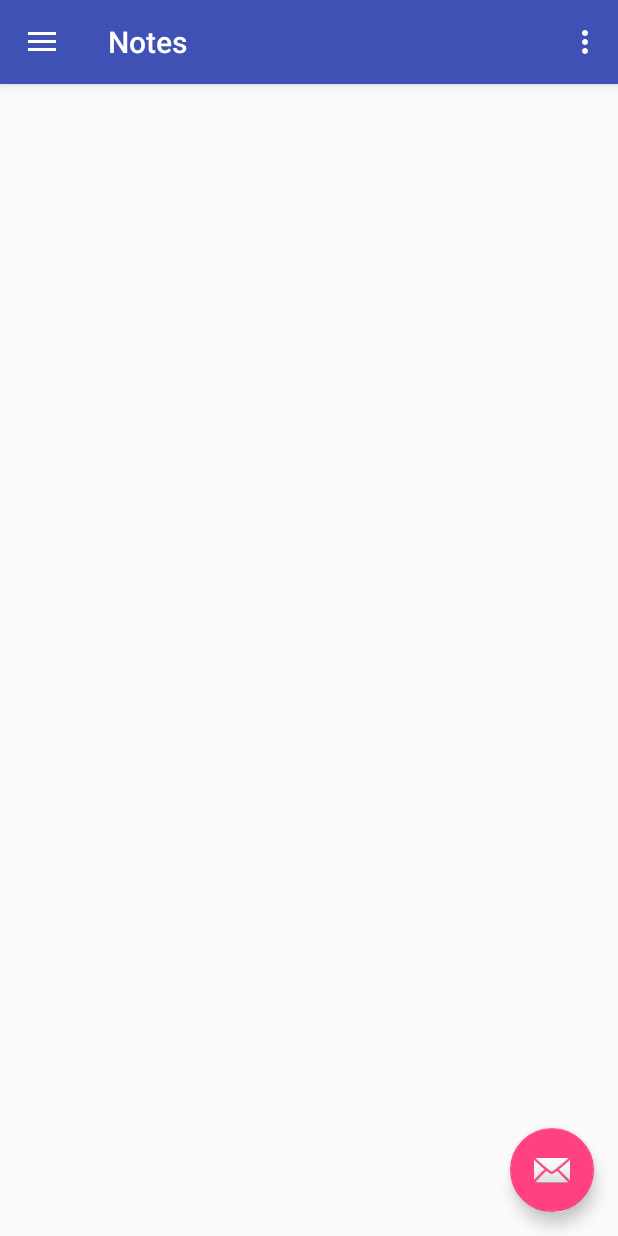
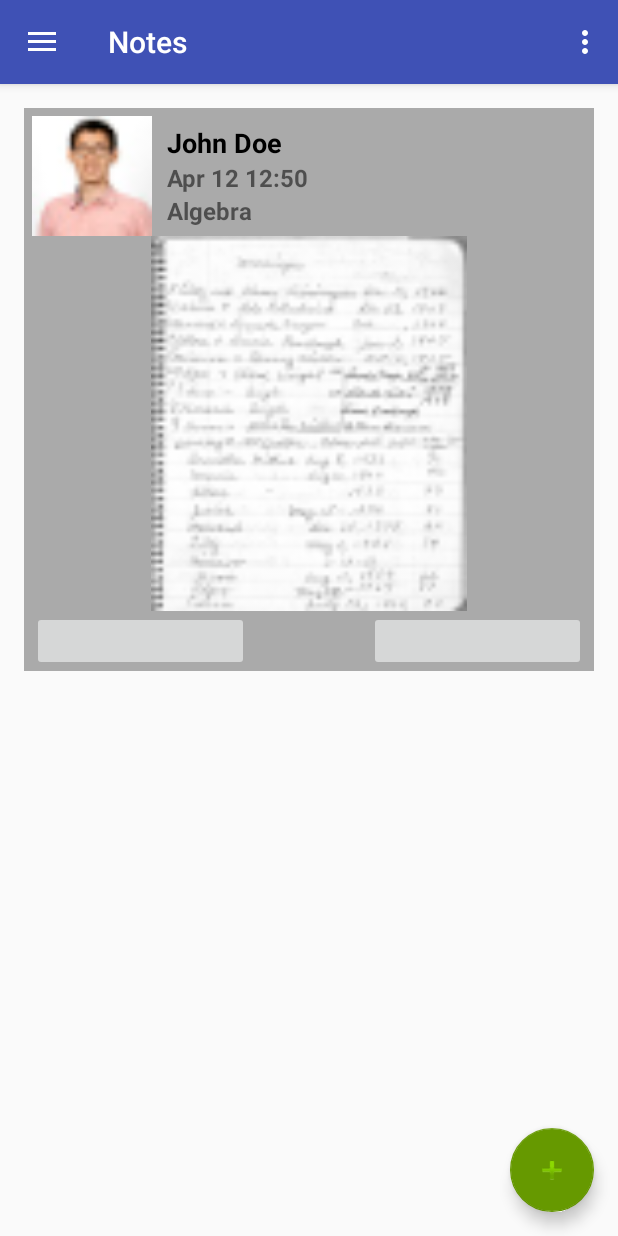
Before and after one commit to gadigr/AndroidFinal, an Android app: the MainNotesActivity screen opened directly, with no data from a screen before it, on a phone screen of 412 x 824 dp. Run offline under Robolectric (Android 15) with nearby library versions, the light colour scheme and no system bars.

Commit message:
start work on ui feed

```diff
--- a/app/build.gradle
+++ b/app/build.gradle
@@ -26,11 +26,11 @@ android {
 
 dependencies {
     compile fileTree(include: ['*.jar'], dir: 'libs')
+    testCompile 'junit:junit:4.12'
+    compile files('libs/cloudinary-core-1.2.2.jar')
+    compile files('libs/cloudinary-android-1.2.2.jar')
     compile 'com.firebase:firebase-client-android:2.5.2'
-    testCompile 'junit:junit:4.12'
     compile 'com.android.support:appcompat-v7:23.3.0'
     compile 'com.android.support:design:23.3.0'
     compile 'com.android.support:support-v4:23.3.0'
-    compile files('libs/cloudinary-core-1.2.2.jar')
-    compile files('libs/cloudinary-android-1.2.2.jar')
 }
--- /dev/null
+++ b/app/src/main/java/com/example/nofit/summary/FeedListFragment.java
@@ -0,0 +1,78 @@
+package com.example.nofit.summary;
+
+import android.content.Context;
+import android.net.Uri;
+import android.os.Bundle;
+import android.support.v4.app.Fragment;
+import android.util.Log;
+import android.view.LayoutInflater;
+import android.view.View;
+import android.view.ViewGroup;
+import android.widget.BaseAdapter;
+import android.widget.CheckBox;
+import android.widget.ImageView;
+import android.widget.ListView;
+import android.widget.TextView;
+
+import com.example.nofit.summary.model.Model;
+
+import java.util.List;
+
+public class FeedListFragment extends Fragment {
+
+    ListView list;
+    //List<Student> data;
+    MyAddapter adapter;
+
+    @Override
+    public View onCreateView(LayoutInflater inflater, ViewGroup container,
+                             Bundle savedInstanceState) {
+        // Inflate the layout for this fragment
+        View view = inflater.inflate(R.layout.fragment_feed_list, container, false);
+        list = (ListView) view.findViewById(R.id.feed_listview);
+
+        //data = Model.instance().getStudents();
+
+        adapter = new MyAddapter();
+        list.setAdapter(adapter);
+
+        return view;
+    }
+
+    class MyAddapter extends BaseAdapter {
+
+
+        @Override
+        public int getCount() {
+            //return data.size();
+            return 1;
+        }
+
+        @Override
+        public Object getItem(int position) {
+            //return data.get(position);
+            return new Object();
+        }
+
+        @Override
+        public long getItemId(int position) {
+            return position;
+        }
+
+        @Override
+        public View getView(int position, View convertView,
+                            ViewGroup parent) {
+            if(convertView == null){
+                LayoutInflater inflater = getActivity().getLayoutInflater();
+                convertView = inflater.inflate(R.layout.feed_list_row, null);
+                Log.d("TAG", "create view:" + position);
+
+            }else{
+                Log.d("TAG", "use convert view:" + position);
+            }
+
+            return convertView;
+        }
+    }
+
+}
--- a/app/src/main/java/com/example/nofit/summary/MainNotesActivity.java
+++ b/app/src/main/java/com/example/nofit/summary/MainNotesActivity.java
@@ -5,6 +5,7 @@ import android.support.design.widget.FloatingActionButton;
 import android.support.design.widget.Snackbar;
 import android.support.v4.app.Fragment;
 import android.support.v4.app.FragmentManager;
+import android.util.Log;
 import android.view.View;
 import android.support.design.widget.NavigationView;
 import android.support.v4.view.GravityCompat;
@@ -14,6 +15,9 @@ import android.support.v7.app.AppCompatActivity;
 import android.support.v7.widget.Toolbar;
 import android.view.Menu;
 import android.view.MenuItem;
+
+import com.example.nofit.summary.model.Model;
+import com.example.nofit.summary.model.Summary;
 
 public class MainNotesActivity extends AppCompatActivity
         implements NavigationView.OnNavigationItemSelectedListener {
--- a/app/src/main/java/com/example/nofit/summary/SignUpActivity.java
+++ b/app/src/main/java/com/example/nofit/summary/SignUpActivity.java
@@ -42,7 +42,7 @@ public class SignUpActivity extends ActionBarActivity {
                             public void success(AuthData authData) {
                                 Student st = new Student(authData.getUid(), etFullName.getText().toString(),etEmail.getText().toString(),"image");
                                 st.password = etPassword.getText().toString();
-                                Model.instance().add(st, new Model.AddStudentListener() {
+                                Model.instance().addStudent(st, new Model.AddStudentListener() {
                                     @Override
                                     public void done(Student st) {
                                         Log.d("TAG", "add OK");
--- a/app/src/main/java/com/example/nofit/summary/model/Model.java
+++ b/app/src/main/java/com/example/nofit/summary/model/Model.java
@@ -20,8 +20,16 @@ public class Model {
         void done(Student st);
     }
 
-    public void add(Student st, AddStudentListener listener) {
-        firebaseModel.add(st, listener);
+    public interface AddSummaryListener {
+        void done(Summary su);
+    }
+
+    public void addStudent(Student st, AddStudentListener listener) {
+        firebaseModel.addStudent(st, listener);
+    }
+
+    public void addSummary(Summary su, AddSummaryListener listener) {
+        firebaseModel.addSummary(su, listener);
     }
 
     private Model() {
--- a/app/src/main/java/com/example/nofit/summary/model/ModelFirebase.java
+++ b/app/src/main/java/com/example/nofit/summary/model/ModelFirebase.java
@@ -42,11 +42,16 @@ public class ModelFirebase {
 
     }
 
-    public void add(Student st, Model.AddStudentListener listener) {
+    public void addStudent(Student st, Model.AddStudentListener listener) {
 //        login(st.getEmailaddress(),st.password,null);
 //        st.setId(getUserId());
         Firebase stRef = myFirebaseRef.child("Students").child(st.getId());
         stRef.setValue(st);
+    }
+
+    public void addSummary(Summary su, Model.AddSummaryListener listener) {
+        Firebase stRef = myFirebaseRef.child("Summary").child(su.getId());
+        stRef.setValue(su);
     }
 
     public void signeup(String email, String pwd, final Model.SignupListener listener) {
--- /dev/null
+++ b/app/src/main/java/com/example/nofit/summary/model/Summary.java
@@ -0,0 +1,43 @@
+package com.example.nofit.summary.model;
+
+
+
+
+import java.text.DateFormat;
+import java.text.SimpleDateFormat;
+import java.util.Date;
+import java.util.Locale;
+
+/**
+ * Created by Kobi on 16/05/2016.
+ */
+public class Summary {
+    String Id;
+    String Name;
+    String StudentId;
+    String SummaryImage;
+    Date DateTime;
+    DateFormat dateFormat = new SimpleDateFormat("yyyy-MM-dd hh:mm:ss aaa");
+
+    public String getId() {
+        return Id;
+    }
+
+    public Summary()
+    {
+
+        /*
+        Id="1";
+        Name = "Test";
+        StudentId="null";
+        SummaryImage="1.png";
+        try{
+            DateTime = dateFormat.parse("2016-01-01 00:00:00 pm");
+        }
+        catch(Exception e)
+        {
+            e.printStackTrace();
+        }*/
+    }
+
+}
--- a/app/src/main/res/layout/app_bar_main_notes.xml
+++ b/app/src/main/res/layout/app_bar_main_notes.xml
@@ -24,11 +24,13 @@
     <include layout="@layout/content_main_notes" />
 
     <android.support.design.widget.FloatingActionButton
-        android:id="@+id/fab"
-        android:layout_width="wrap_content"
-        android:layout_height="wrap_content"
-        android:layout_gravity="bottom|end"
-        android:layout_margin="@dimen/fab_margin"
-        android:src="@android:drawable/ic_dialog_email" />
+    android:id="@+id/fab"
+    android:layout_width="wrap_content"
+    android:layout_height="wrap_content"
+    android:layout_gravity="bottom|end"
+    android:layout_margin="@dimen/fab_margin"
+    android:src="@android:drawable/ic_input_add"
+    android:scaleType="fitXY"
+    app:backgroundTint="@android:color/holo_green_dark"/>
 
 </android.support.design.widget.CoordinatorLayout>
--- a/app/src/main/res/layout/content_main_notes.xml
+++ b/app/src/main/res/layout/content_main_notes.xml
@@ -16,6 +16,12 @@
         android:layout_width="match_parent"
         android:layout_height="match_parent"
         android:id="@+id/main_frag_container">
+
+        <fragment
+            android:layout_width="wrap_content"
+            android:layout_height="wrap_content"
+            android:name="com.example.nofit.summary.FeedListFragment"
+            android:id="@+id/fragment" />
     </FrameLayout>
 
 </RelativeLayout>
--- /dev/null
+++ b/app/src/main/res/layout/feed_list_row.xml
@@ -0,0 +1,99 @@
+<?xml version="1.0" encoding="utf-8"?>
+<LinearLayout xmlns:android="http://schemas.android.com/apk/res/android"
+    android:orientation="vertical" android:layout_width="match_parent"
+    android:layout_height="match_parent"
+    android:background="@android:color/darker_gray">
+
+    <LinearLayout
+        android:orientation="vertical"
+        android:layout_width="match_parent"
+        android:layout_height="match_parent"
+        android:layout_marginLeft="5dp"
+        android:layout_marginRight="5dp"
+        android:layout_marginTop="5dp">
+
+        <LinearLayout
+            android:orientation="horizontal"
+            android:layout_width="match_parent"
+            android:layout_height="wrap_content">
+
+            <ImageView
+                android:layout_width="80dp"
+                android:layout_height="80dp"
+                android:id="@+id/feed_list_row_profile_image"
+                android:src="@mipmap/demoprofilepicture" />
+
+            <RelativeLayout
+                android:layout_width="fill_parent"
+                android:layout_height="wrap_content"
+                android:layout_marginTop="5dp"
+                android:layout_marginLeft="10dp"
+                android:layout_marginRight="10dp">
+
+                <LinearLayout
+                    android:orientation="vertical"
+                    android:layout_width="fill_parent"
+                    android:layout_height="wrap_content">
+
+                    <TextView
+                        android:layout_width="wrap_content"
+                        android:layout_height="wrap_content"
+                        android:text="John Doe"
+                        android:id="@+id/feed_list_row_name"
+                        android:textSize="18dp"
+                        android:textIsSelectable="false"
+                        android:textStyle="bold"
+                        android:textColor="@android:color/black" />
+
+                    <TextView
+                        android:layout_width="wrap_content"
+                        android:layout_height="wrap_content"
+                        android:id="@+id/feed_list_row_date"
+                        android:textStyle="bold"
+                        android:textSize="16dp"
+                        android:textColor="@color/abc_secondary_text_material_light"
+                        android:text="Apr 12 12:50" />
+
+                    <TextView
+                        android:layout_width="wrap_content"
+                        android:layout_height="wrap_content"
+                        android:text="Algebra"
+                        android:id="@+id/feed_list_row_course"
+                        android:textColor="@color/abc_secondary_text_material_light"
+                        android:textSize="16dp"
+                        android:textStyle="bold" />
+                </LinearLayout>
+
+            </RelativeLayout>
+        </LinearLayout>
+
+        <ImageView
+            android:layout_width="fill_parent"
+            android:layout_height="250dp"
+            android:id="@+id/feed_list_row_summary_image"
+            android:src="@mipmap/summarydemo" />
+
+        <LinearLayout
+            android:orientation="horizontal"
+            android:layout_width="match_parent"
+            android:layout_height="wrap_content">
+
+            <ImageButton
+                android:layout_width="fill_parent"
+                android:layout_height="40dp"
+                android:id="@+id/feed_list_row_like"
+                android:layout_weight="1" />
+
+            <Space
+                android:layout_width="80dp"
+                android:layout_height="20px" />
+
+            <ImageButton
+                android:layout_width="fill_parent"
+                android:layout_height="40dp"
+                android:id="@+id/feed_list_row_comment"
+                android:layout_weight="1" />
+        </LinearLayout>
+    </LinearLayout>
+
+</LinearLayout>
--- /dev/null
+++ b/app/src/main/res/layout/fragment_feed_list.xml
@@ -0,0 +1,13 @@
+<RelativeLayout xmlns:android="http://schemas.android.com/apk/res/android"
+    xmlns:tools="http://schemas.android.com/tools"
+    android:layout_width="match_parent"
+    android:layout_height="match_parent"
+    tools:context="com.example.nofit.summary.FeedListFragment">
+
+    <!-- TODO: Update blank fragment layout -->
+
+    <ListView
+        android:layout_width="wrap_content"
+        android:layout_height="wrap_content"
+        android:id="@+id/feed_listview" />
+</RelativeLayout>
--- a/app/src/main/res/values/strings.xml
+++ b/app/src/main/res/values/strings.xml
@@ -24,4 +24,5 @@
 
     <!-- TODO: Remove or change this placeholder text -->
     <string name="hello_blank_fragment">Hello blank fragment</string>
+    <string name="title_activity_feed_list">FeedListActivity</string>
 </resources>
```
Also changed, not shown: app/src/main/AndroidManifest.xml (+4 -4 lines), app/src/main/res/mipmap-xxxhdpi/demoprofilepicture.jpg (added), app/src/main/res/mipmap-xxxhdpi/summarydemo.jpg (added).
